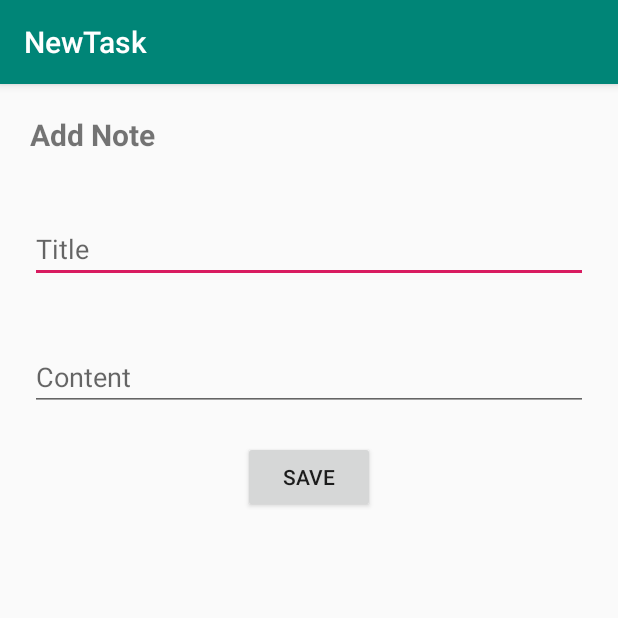
After one commit to priscilla818/notetaker, an Android app: the AddNoteActivity screen opened directly, with no data from a screen before it, on a phone screen of 412 x 824 dp, the top half of it. The commit adds this screen. Run offline under Robolectric (Android 15) with nearby library versions, the phone set to English and light mode, and no system bars.

Commit message:
add note

```diff
--- a/app/src/main/AndroidManifest.xml
+++ b/app/src/main/AndroidManifest.xml
@@ -9,6 +9,8 @@
         android:roundIcon="@mipmap/ic_launcher_round"
         android:supportsRtl="true"
         android:theme="@style/AppTheme">
+        <activity android:name=".AddNoteActivity"></activity>
+        <activity android:name=".HomeActivity" />
         <activity android:name=".MainActivity">
             <intent-filter>
                 <action android:name="android.intent.action.MAIN" />
--- /dev/null
+++ b/app/src/main/java/com/example/newtask/AddNoteActivity.java
@@ -0,0 +1,14 @@
+package com.example.newtask;
+
+import androidx.appcompat.app.AppCompatActivity;
+
+import android.os.Bundle;
+
+public class AddNoteActivity extends AppCompatActivity {
+
+    @Override
+    protected void onCreate(Bundle savedInstanceState) {
+        super.onCreate(savedInstanceState);
+        setContentView(R.layout.activity_add_note);
+    }
+}
--- a/app/src/main/java/com/example/newtask/MainActivity.java
+++ b/app/src/main/java/com/example/newtask/MainActivity.java
@@ -2,6 +2,7 @@ package com.example.newtask;
 
 import androidx.appcompat.app.AppCompatActivity;
 
+import android.content.Intent;
 import android.os.Bundle;
 import android.view.View;
 import android.widget.Button;
@@ -36,6 +37,9 @@ public class MainActivity extends AppCompatActivity {
 
                 if (inputUsername.equals(username) && inputPassword.equals(password)){
                     Toast.makeText(MainActivity.this, "Login successful", Toast.LENGTH_SHORT).show();
+                    Intent i =new Intent(MainActivity.this, HomeActivity.class);
+                    startActivity(i);
+                    finish();
                 }else{
                     Toast.makeText(MainActivity.this, "Login fail", Toast.LENGTH_SHORT).show();
                 }
--- /dev/null
+++ b/app/src/main/res/layout/activity_add_note.xml
@@ -0,0 +1,35 @@
+<?xml version="1.0" encoding="utf-8"?>
+<LinearLayout xmlns:android="http://schemas.android.com/apk/res/android"
+    xmlns:app="http://schemas.android.com/apk/res-auto"
+    xmlns:tools="http://schemas.android.com/tools"
+    android:layout_width="match_parent"
+    android:layout_height="match_parent"
+    tools:context=".AddNoteActivity"
+    android:orientation="vertical">
+
+    <TextView
+        android:layout_width="wrap_content"
+        android:layout_height="wrap_content"
+        android:textSize="20sp"
+        android:textStyle="bold"
+        android:text="Add Note"
+        android:layout_margin="20dp"/>
+    <EditText
+        android:layout_width="match_parent"
+        android:layout_height="wrap_content"
+        android:layout_margin="20dp"
+        android:hint="Title"/>
+
+    <EditText
+        android:layout_width="match_parent"
+        android:layout_height="wrap_content"
+        android:layout_margin="20dp"
+        android:hint="Content"/>
+
+    <Button
+        android:layout_width="wrap_content"
+        android:layout_height="wrap_content"
+        android:text="SAVE"
+        android:layout_gravity="center_horizontal"/>
+
+</LinearLayout>
```
Also changed, not shown: app/src/main/java/com/example/newtask/HomeActivity.java (added, +38 -0 lines), app/src/main/res/layout/activity_home.xml (added, +23 -0 lines).
